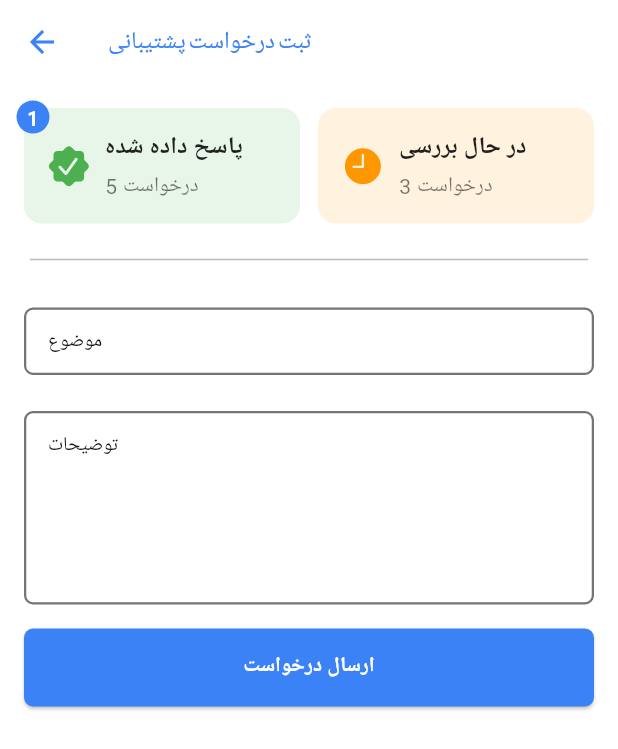
After one commit to MrPouyaSaad/provider, a Flutter app: the SupportScreen screen opened directly, after a tap on "ثبت درخواست پشتیبانی", on a phone screen of 412 x 824 dp. The commit adds this screen. Shown: the top 749 px of the screen. Run offline on Flutter 3.47's test engine with Material 3 defaults, Android fonts, the phone set to English and light mode, and no system bars; our stand-ins replace dropdown_search, fl_chart, flutter_animate, flutter_rating_bar, get, percent_indicator; missing offline and left inert: floating_snackbar, simple_ripple_animation; Roboto replaces fonts that are missing (yekan-bakh).

Commit message:
support req

```diff
--- a/lib/root.dart
+++ b/lib/root.dart
@@ -153,7 +153,7 @@ class _RootScreenState extends State<RootScreen> {
                       Positioned(
                         right: -10,
                         top: -10,
-                        child: CounterBadge(value: 5, isActive: true),
+                        child: CounterBadge(value: 3, isActive: true),
                       ),
                     ],
                   ),
@@ -167,7 +167,7 @@ class _RootScreenState extends State<RootScreen> {
                       Positioned(
                         right: -10,
                         top: -10,
-                        child: CounterBadge(value: 5),
+                        child: CounterBadge(value: 3),
                       ),
                     ],
                   ),
--- a/lib/screens/home/home_screen.dart
+++ b/lib/screens/home/home_screen.dart
@@ -60,8 +60,8 @@ class _HomeScreenState extends State<HomeScreen> {
             SizedBox(height: Constants.primaryPadding),
 
             RatingSection(
-              withoutReturn: 0.2, // 100%
-              withoutCancel: 0.75, // 100%
+              withoutReturn: 1.0, // 100%
+              withoutCancel: 1.0, // 100%
               onTimeDelivery: 1.0, // 100%
             ),
             //?Divider
--- a/lib/screens/profile/profile_screen.dart
+++ b/lib/screens/profile/profile_screen.dart
@@ -152,7 +152,6 @@ class ProfileScreen extends StatelessWidget {
               DrawerTile(
                 title: 'آموزش',
                 icon: Icons.cast_for_education,
-                value: 1,
                 isEven: true,
                 onTap: () {
                   // Navigator.of(context, rootNavigator: true)
@@ -164,7 +163,6 @@ class ProfileScreen extends StatelessWidget {
               DrawerTile(
                 title: 'جریمه ها',
                 icon: Icons.error_rounded,
-                value: 1,
                 onTap: () {
                   Navigator.of(context).push(CupertinoPageRoute(
                     builder: (context) => Fines(),
--- a/lib/screens/profile/support/support.dart
+++ b/lib/screens/profile/support/support.dart
@@ -1,4 +1,7 @@
+import 'package:flutter/cupertino.dart';
 import 'package:flutter/material.dart';
+import 'package:vizi_dasht/screens/profile/support/support_req.dart';
+import 'package:vizi_dasht/widgets/badge.dart';
 
 class SupportScreen extends StatelessWidget {
   const SupportScreen({super.key});
@@ -14,6 +17,28 @@ class SupportScreen extends StatelessWidget {
         child: Column(
           crossAxisAlignment: CrossAxisAlignment.start,
           children: [
+            GestureDetector(
+              onTap: () {
+                Navigator.of(context).push(CupertinoPageRoute(
+                  builder: (context) => SupportRequestPage(),
+                ));
+              },
+              child: _buildSupportSection(
+                context: context,
+                icon: CupertinoIcons.plus,
+                title: "ثبت درخواست پشتیبانی",
+                description:
+                    'میتوانید درخواست خود را ثبت نموده و تیم پشتیبانی در کمترین زمان ممکن پاسخگوی شما خواهند بود.',
+                actionText: 'ثبت درخواست',
+                onAction: () {
+                  Navigator.of(context).push(CupertinoPageRoute(
+                    builder: (context) => SupportRequestPage(),
+                  ));
+                },
+                isReq: true,
+              ),
+            ),
+            const SizedBox(height: 20),
             _buildSupportSection(
               context: context,
               icon: Icons.phone,
@@ -52,6 +77,7 @@ class SupportScreen extends StatelessWidget {
     required String description,
     required String actionText,
     required VoidCallback onAction,
+    bool isReq = false,
   }) {
     return Card(
       elevation: 4,
@@ -75,16 +101,18 @@ class SupportScreen extends StatelessWidget {
             children: [
               Row(
                 children: [
-                  Icon(icon, size: 32, color: Colors.blueAccent),
+                  Icon(icon, size: 28, color: Colors.blueAccent),
                   const SizedBox(width: 10),
                   Text(
                     title,
                     style: const TextStyle(
-                      fontSize: 20,
+                      fontSize: 18,
                       fontWeight: FontWeight.bold,
                       color: Colors.blueAccent,
                     ),
                   ),
+                  Spacer(),
+                  if (isReq) CounterBadge(value: 1),
                 ],
               ),
               const SizedBox(height: 10),
--- /dev/null
+++ b/lib/screens/profile/support/support_req.dart
@@ -0,0 +1,199 @@
+import 'package:flutter/cupertino.dart';
+import 'package:flutter/material.dart';
+import 'package:vizi_dasht/common/const.dart';
+import 'package:vizi_dasht/screens/profile/support/requests.dart';
+import 'package:vizi_dasht/widgets/badge.dart';
+import 'package:vizi_dasht/widgets/button.dart';
+import 'package:vizi_dasht/widgets/dvider.dart';
+
+import '../../../widgets/text_field.dart';
+
+void main() {
+  runApp(MaterialApp(
+    home: SupportRequestPage(),
+  ));
+}
+
+class SupportRequestPage extends StatefulWidget {
+  @override
+  _SupportRequestPageState createState() => _SupportRequestPageState();
+}
+
+class _SupportRequestPageState extends State<SupportRequestPage> {
+  final _formKey = GlobalKey<FormState>();
+  final _subjectController = TextEditingController();
+  final _descriptionController = TextEditingController();
+  final _emailController = TextEditingController();
+
+  @override
+  void dispose() {
+    _subjectController.dispose();
+    _descriptionController.dispose();
+    _emailController.dispose();
+    super.dispose();
+  }
+
+  void _submitSupportRequest() {
+    if (_formKey.currentState!.validate()) {
+      // در اینجا می‌توانید درخواست پشتیبانی را ارسال کنید (مثلاً به سرور).
+      final subject = _subjectController.text;
+      final description = _descriptionController.text;
+      final email = _emailController.text;
+
+      // نمایش پیام موفقیت‌آمیز
+      ScaffoldMessenger.of(context).showSnackBar(
+        SnackBar(
+          content: Text('درخواست پشتیبانی شما با موفقیت ثبت شد.'),
+          backgroundColor: Colors.green,
+        ),
+      );
+
+      // پاک کردن فیلدها پس از ارسال
+      _subjectController.clear();
+      _descriptionController.clear();
+      _emailController.clear();
+    }
+  }
+
+  @override
+  Widget build(BuildContext context) {
+    return Scaffold(
+      appBar: AppBar(
+        title: Text('ثبت درخواست پشتیبانی'),
+      ),
+      body: Padding(
+        padding: const EdgeInsets.all(16.0),
+        child: Form(
+          key: _formKey,
+          child: Column(
+            children: [
+              SupportRequestStatusWidget(),
+              MyDivider(),
+              MyTextField(
+                labelText: 'موضوع',
+                validator: (value) {
+                  if (value == null || value.isEmpty) {
+                    return 'لطفاً موضوع را وارد کنید.';
+                  }
+                  return null;
+                },
+              ),
+              MyTextField(
+                labelText: 'توضیحات',
+                maxLines: 20,
+                minLines: 5,
+                validator: (value) {
+                  if (value == null || value.isEmpty) {
+                    return 'لطفاً توضیحات را وارد کنید.';
+                  }
+                  return null;
+                },
+              ),
+
+              // دکمه ارسال
+              SizedBox(
+                height: Constants.primaryButtonHeight,
+                width: double.infinity,
+                child: MyElevatedButton(
+                  onTap: _submitSupportRequest,
+                  title: 'ارسال درخواست',
+                ),
+              ),
+            ],
+          ),
+        ),
+      ),
+    );
+  }
+}
+
+class SupportRequestStatusWidget extends StatelessWidget {
+  @override
+  Widget build(BuildContext context) {
+    return Row(
+      children: [
+        // درخواست‌های پاسخ داده شده
+        Expanded(
+          child: GestureDetector(
+            onTap: () => Navigator.of(context).push(
+              CupertinoPageRoute(
+                builder: (context) => RequestListPage(),
+              ),
+            ),
+            child: _buildRequestSection(
+              isBadge: true,
+              title: 'پاسخ داده شده',
+              count: 5, // این مقدار از سرور می‌آید
+              color: Colors.green[50]!,
+              icon: CupertinoIcons.checkmark_seal_fill,
+              iconColor: Colors.green,
+            ),
+          ),
+        ),
+        SizedBox(width: 12),
+
+        // درخواست‌های در حال بررسی
+        Expanded(
+          child: _buildRequestSection(
+            title: 'در حال بررسی',
+            count: 3, // این مقدار از سرور می‌آید
+            color: Colors.orange[50]!,
+            icon: CupertinoIcons.clock_fill,
+            iconColor: Colors.orange,
+          ),
+        ),
+      ],
+    );
+  }
+
+  Widget _buildRequestSection({
+    required String title,
+    required int count,
+    required Color color,
+    required IconData icon,
+    required Color iconColor,
+    bool isBadge = false,
+  }) {
+    return Stack(
+      clipBehavior: Clip.none,
+      children: [
+        Container(
+          decoration: BoxDecoration(
+            color: color,
+            borderRadius: BorderRadius.circular(12),
+          ),
+          padding: EdgeInsets.symmetric(vertical: 14, horizontal: 16),
+          child: Row(
+            children: [
+              Icon(icon, color: iconColor, size: 28), // آیکون وضعیت درخواست
+              SizedBox(width: 10),
+              Column(
+                crossAxisAlignment: CrossAxisAlignment.start,
+                children: [
+                  Text(
+                    title,
+                    style: TextStyle(
+                      fontSize: 16,
+                      fontWeight: FontWeight.bold,
+                      color: Colors.black87,
+                    ),
+                  ),
+                  SizedBox(height: 4),
+                  Text(
+                    '$count درخواست',
+                    style: TextStyle(
+                      fontSize: 14,
+                      color: Colors.black54,
+                    ),
+                  ),
+                ],
+              ),
+            ],
+          ),
+        ),
+        if (isBadge)
+          Positioned(top: -5, left: -5, child: CounterBadge(value: 1)),
+      ],
+    );
+  }
+}
```
Also changed, not shown: lib/screens/profile/support/requests.dart (added, +52 -0 lines), lib/widgets/circular_indicator.dart (+9 -3 lines), lib/widgets/start.dart (+7 -10 lines), .VSCodeCounter/2025-02-07_14-22-33/diff.csv (added), .VSCodeCounter/2025-02-07_14-22-33/diff.txt (added), .VSCodeCounter/2025-02-07_14-22-33/results.csv (added), .VSCodeCounter/2025-02-07_14-22-33/results.json (added), .VSCodeCounter/2025-02-07_14-22-33/results.txt (added), 4 other files.
